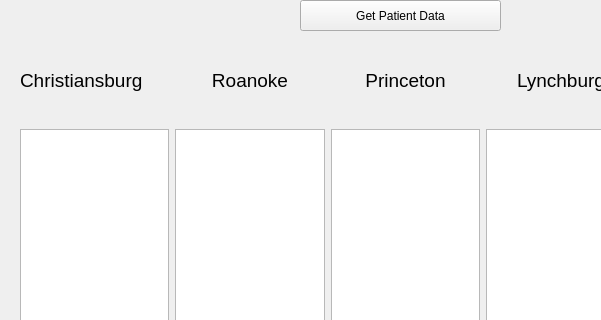
braeden-muller/hospitalBeds, file hospitalwindow.ui: the form before one commit; both pictures show x 0 to 601 and y 0 to 320 of the 800 by 600 pixel window.
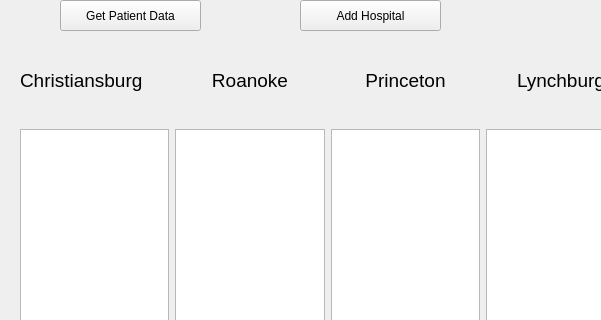
The form after the commit. Custom widgets are drawn as their Qt base class.

Commit message: Added framework for adding a hospital to the dB

What changed in the file:
```diff
--- a/hospitalwindow.ui
+++ b/hospitalwindow.ui
@@ -131,9 +131,9 @@
    <widget class="QPushButton" name="hospital_data">
     <property name="geometry">
      <rect>
-      <x>300</x>
+      <x>60</x>
       <y>0</y>
-      <width>201</width>
+      <width>141</width>
       <height>31</height>
      </rect>
     </property>
@@ -141,6 +141,19 @@
      <string>Get Patient Data</string>
     </property>
    </widget>
+   <widget class="QPushButton" name="addHospital">
+    <property name="geometry">
+     <rect>
+      <x>300</x>
+      <y>0</y>
+      <width>141</width>
+      <height>31</height>
+     </rect>
+    </property>
+    <property name="text">
+     <string>Add Hospital</string>
+    </property>
+   </widget>
   </widget>
   <widget class="QMenuBar" name="menubar">
    <property name="geometry">
```
The commit also changes 2 other files.
